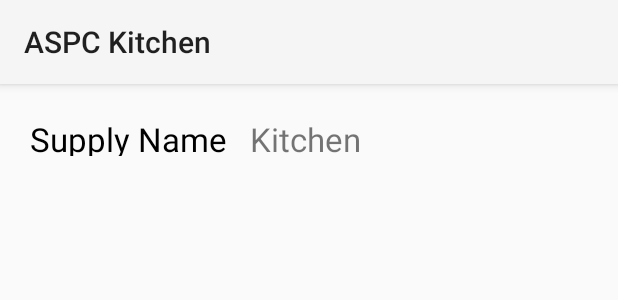
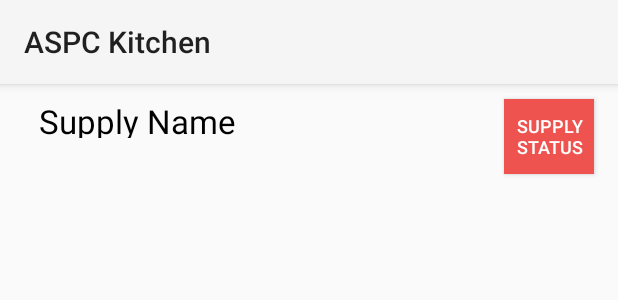
Before and after one commit to emireed/ASPC-Kitchen-App, an Android app: the layout row_supplylist.xml on its own in the app's theme, with its tools: preview values and no code run, on a phone screen of 412 x 824 dp. Shown: the top 300 px of the screen. Run offline under Robolectric (Android 15) with nearby library versions, the phone set to English and light mode, and no system bars.

Commit message:
Added all of the status stuff from the previous branch to this new one, mostly working so far.

```diff
--- a/app/src/main/java/com/example/emi/aspckitchen/KitchenActivity.java
+++ b/app/src/main/java/com/example/emi/aspckitchen/KitchenActivity.java
@@ -96,6 +96,7 @@ public class KitchenActivity extends Activity implements View.OnClickListener,
         detailIntent.putExtra("supplyKitchen", supply.getKitchen());
         detailIntent.putExtra("supplyNotes", supply.getNotes());
         detailIntent.putExtra("supplyType", supply.getType());
+        detailIntent.putExtra("supplyStatus", supply.isInUse());
     }
 
     public void addKitchenSupply(View v) {
--- a/app/src/main/res/layout/row_supplylist.xml
+++ b/app/src/main/res/layout/row_supplylist.xml
@@ -1,7 +1,8 @@
 <?xml version="1.0" encoding="utf-8"?>
-<LinearLayout xmlns:android="http://schemas.android.com/apk/res/android"
-    android:orientation="horizontal" android:layout_width="match_parent"
+<RelativeLayout xmlns:android="http://schemas.android.com/apk/res/android"
+    android:layout_width="match_parent"
     android:layout_height="70dp"
+    android:padding="6dp"
     android:gravity="center_vertical">
 
 
@@ -14,26 +15,19 @@
         android:text="Supply Name"
         android:textSize="22sp"
         android:textColor="#000000"
-        android:gravity="center_vertical"
         />
-    <TextView
-        android:id="@+id/supply_kitchen"
-        android:layout_width="wrap_content"
-        android:layout_height="26dp"
-        android:text="Kitchen"
-        android:textSize="22sp"
-        android:layout_marginLeft="15dp"/>
 
-    <!--<TextView
-        android:id="@+id/firstLine"
-        android:layout_width="wrap_content"
-        android:layout_height="wrap_content"
-        android:layout_alignParentTop="true"
-        android:layout_alignWithParentIfMissing="true"
-        android:layout_toRightOf="@id/icon"
-        android:gravity="center_vertical"
-        android:text="Task Name"
-        android:textSize="16sp"
-        android:layout_alignBottom="@+id/finishBox" />-->
+    <Button
+        android:id="@+id/supply_status_button"
+        android:layout_width="60dp"
+        android:layout_height="50dp"
+        android:layout_alignParentRight="true"
+        android:layout_marginRight="10dp"
+        android:text="Supply Status"
+        android:textSize="12sp"
+        android:textColor="#ffffff"
+        android:background="#EF5350"
+        android:focusable="false"
+        android:clickable="true"/>
 
-</LinearLayout>
+</RelativeLayout>
```
Also changed, not shown: app/src/main/java/com/example/emi/aspckitchen/DetailActivity.java (+13 -1 lines), app/src/main/java/com/example/emi/aspckitchen/KitchenSupply.java (+7 -0 lines), app/src/main/java/com/example/emi/aspckitchen/SupplyListAdapter.java (+22 -4 lines), app/src/main/res/layout/activity_detail.xml (+8 -0 lines), 3 other files.
